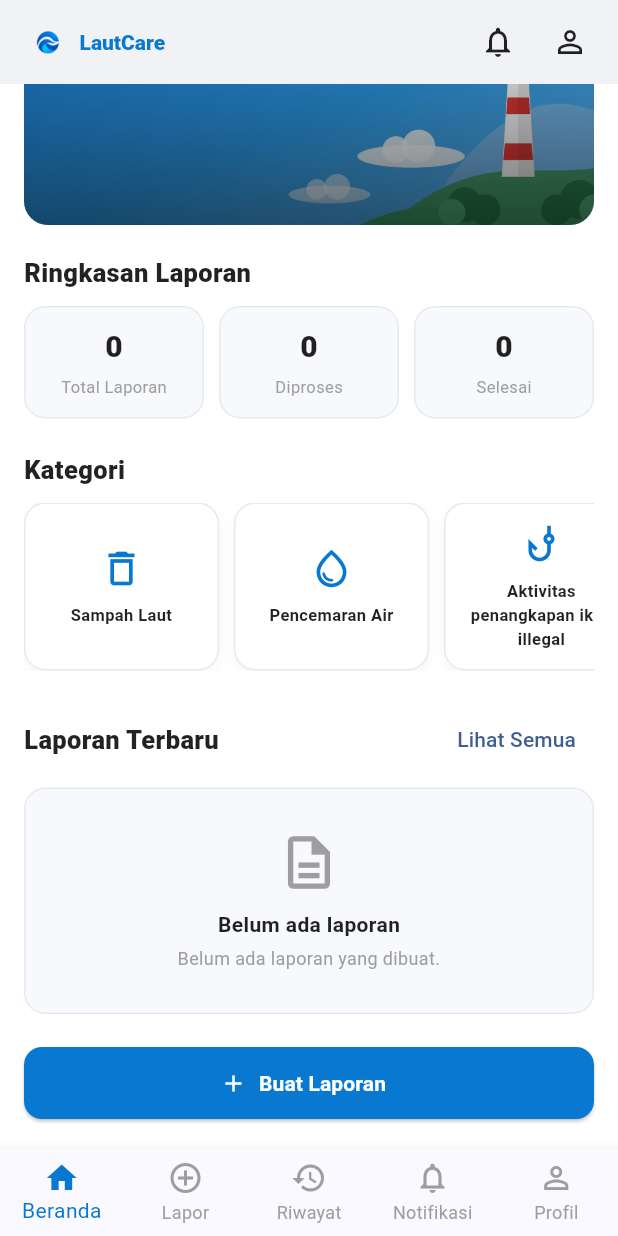
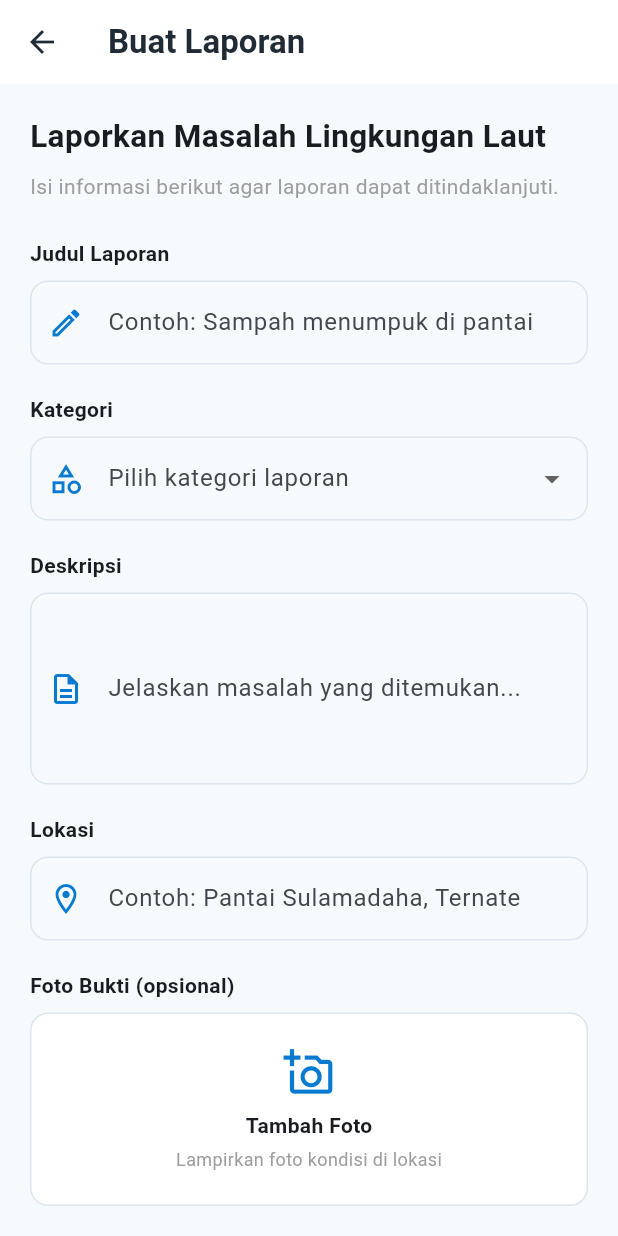
Before and after one commit to arfianti056-cloud/lautcare, a Flutter app: the BerandaScreen screen opened by its route, scrolled down 84 dp, after a tap on "Buat Laporan", on a phone screen of 412 x 824 dp. Run offline on Flutter 3.47's test engine with Material 3 defaults, Android fonts, the phone set to English and light mode, and no system bars; statements that could not run were skipped.

Commit message:
halaman laporan

```diff
--- a/lib/main.dart
+++ b/lib/main.dart
@@ -1,9 +1,10 @@
 import 'package:flutter/material.dart';
 
 import 'screens/splash_screen.dart';
-import 'screen/login_screen.dart';
+import 'screens/login_screen.dart';
 import 'screens/register_screen.dart';
 import 'screens/beranda_screen.dart';
+import 'screens/laporan_screen.dart';
 
 void main() {
   runApp(const LautCareApp());
@@ -30,6 +31,7 @@ class LautCareApp extends StatelessWidget {
         '/login': (_) => const LoginScreen(),
         '/register': (_) => const RegisterScreen(),
         '/beranda': (_) => const BerandaScreen(),
+        '/laporan': (context) => const LaporanScreen(),
       },
     );
   }
--- a/lib/screens/beranda_screen.dart
+++ b/lib/screens/beranda_screen.dart
@@ -248,7 +248,9 @@ class BerandaScreen extends StatelessWidget {
               width: double.infinity,
               height: 48,
               child: ElevatedButton.icon(
-                onPressed: () {},
+                onPressed: () {
+                   Navigator.pushNamed(context, '/laporan');
+                },
                 icon: const Icon(Icons.add),
                 label: const Text(
                   'Buat Laporan',
@@ -275,6 +277,12 @@ class BerandaScreen extends StatelessWidget {
         currentIndex: 0,
         selectedItemColor: const Color(0xFF0878D1),
         unselectedItemColor: Colors.grey,
+        onTap: (index) {
+           if (index == 1) {
+             Navigator.pushNamed(context, '/laporan');
+       }
+       },
+
         items: const [
           BottomNavigationBarItem(
             icon: Icon(Icons.home_outlined),
--- /dev/null
+++ b/lib/screens/laporan_screen.dart
@@ -0,0 +1,273 @@
+
+import 'package:flutter/material.dart';
+
+class LaporanScreen extends StatefulWidget {
+  const LaporanScreen({super.key});
+
+  @override
+  State<LaporanScreen> createState() => _LaporanScreenState();
+}
+
+class _LaporanScreenState extends State<LaporanScreen> {
+  final _formKey = GlobalKey<FormState>();
+
+  final judulController = TextEditingController();
+  final deskripsiController = TextEditingController();
+  final lokasiController = TextEditingController();
+
+  String? kategori;
+  bool fotoDipilih = false;
+
+  static const biruLaut = Color(0xFF087BD1);
+  static const kategoriList = [
+    'Sampah Laut',
+    'Pencemaran Air',
+    'Kerusakan Terumbu Karang',
+    'Aktivitas Penangkapan Ikan Ilegal',
+    'Lainnya',
+  ];
+
+  @override
+  void dispose() {
+    judulController.dispose();
+    deskripsiController.dispose();
+    lokasiController.dispose();
+    super.dispose();
+  }
+
+  InputDecoration dekorasi(String label, IconData icon) {
+    return InputDecoration(
+      labelText: label,
+      prefixIcon: Icon(icon, color: biruLaut),
+      filled: true,
+      fillColor: const Color(0xFFF7FAFC),
+      border: OutlineInputBorder(
+        borderRadius: BorderRadius.circular(12),
+      ),
+      enabledBorder: OutlineInputBorder(
+        borderRadius: BorderRadius.circular(12),
+        borderSide: const BorderSide(color: Color(0xFFDDE5EE)),
+      ),
+      focusedBorder: OutlineInputBorder(
+        borderRadius: BorderRadius.circular(12),
+        borderSide: const BorderSide(color: biruLaut, width: 1.5),
+      ),
+    );
+  }
+
+  void kirimLaporan() {
+    if (!_formKey.currentState!.validate()) return;
+
+    if (kategori == null) {
+      ScaffoldMessenger.of(context).showSnackBar(
+        const SnackBar(content: Text('Pilih kategori laporan terlebih dahulu')),
+      );
+      return;
+    }
+
+    final laporan = <String, String>{
+      'judul': judulController.text.trim(),
+      'kategori': kategori!,
+      'deskripsi': deskripsiController.text.trim(),
+      'lokasi': lokasiController.text.trim(),
+      'status': 'Menunggu Verifikasi',
+    };
+
+    // Mengembalikan data laporan ke halaman sebelumnya.
+    // Data belum disimpan ke database.
+    Navigator.pop(context, laporan);
+  }
+
+  @override
+  Widget build(BuildContext context) {
+    return Scaffold(
+      backgroundColor: const Color(0xFFF7FAFC),
+      appBar: AppBar(
+        backgroundColor: Colors.white,
+        foregroundColor: const Color(0xFF202B36),
+        elevation: 0,
+        title: const Text(
+          'Buat Laporan',
+          style: TextStyle(fontWeight: FontWeight.bold),
+        ),
+      ),
+      body: SafeArea(
+        child: Form(
+          key: _formKey,
+          child: ListView(
+            padding: const EdgeInsets.all(20),
+            children: [
+              const Text(
+                'Laporkan Masalah Lingkungan Laut',
+                style: TextStyle(
+                  fontSize: 21,
+                  fontWeight: FontWeight.bold,
+                ),
+              ),
+              const SizedBox(height: 8),
+              const Text(
+                'Isi informasi berikut agar laporan dapat ditindaklanjuti.',
+                style: TextStyle(color: Colors.grey, height: 1.5),
+              ),
+              const SizedBox(height: 24),
+
+              const Text(
+                'Judul Laporan',
+                style: TextStyle(fontWeight: FontWeight.w600),
+              ),
+              const SizedBox(height: 8),
+              TextFormField(
+                controller: judulController,
+                decoration: dekorasi(
+                  'Contoh: Sampah menumpuk di pantai',
+                  Icons.edit_outlined,
+                ),
+                validator: (value) =>
+                    value == null || value.trim().isEmpty
+                        ? 'Judul laporan wajib diisi'
+                        : null,
+              ),
+              const SizedBox(height: 20),
+
+              const Text(
+                'Kategori',
+                style: TextStyle(fontWeight: FontWeight.w600),
+              ),
+              const SizedBox(height: 8),
+              DropdownButtonFormField<String>(
+                value: kategori,
+                isExpanded: true,
+                decoration: dekorasi(
+                  'Pilih kategori laporan',
+                  Icons.category_outlined,
+                ),
+                items: kategoriList.map((item) {
+                  return DropdownMenuItem(
+                    value: item,
+                    child: Text(item),
+                  );
+                }).toList(),
+                onChanged: (value) {
+                  setState(() => kategori = value);
+                },
+              ),
+              const SizedBox(height: 20),
+
+              const Text(
+                'Deskripsi ',
+                style: TextStyle(fontWeight: FontWeight.w600),
+              ),
+              const SizedBox(height: 8),
+              TextFormField(
+                controller: deskripsiController,
+                maxLines: 4,
+                decoration: dekorasi(
+                  'Jelaskan masalah yang ditemukan...',
+                  Icons.description_outlined,
+                ),
+                validator: (value) =>
+                    value == null || value.trim().isEmpty
+                        ? 'Deskripsi wajib diisi'
+                        : null,
+              ),
+              const SizedBox(height: 20),
+
+              const Text(
+                'Lokasi',
+                style: TextStyle(fontWeight: FontWeight.w600),
+              ),
+              const SizedBox(height: 8),
+              TextFormField(
+                controller: lokasiController,
+                decoration: dekorasi(
+                  'Contoh: Pantai Sulamadaha, Ternate',
+                  Icons.location_on_outlined,
+                ),
+                validator: (value) =>
+                    value == null || value.trim().isEmpty
+                        ? 'Lokasi wajib diisi'
+                        : null,
+              ),
+              const SizedBox(height: 20),
+
+              const Text(
+                'Foto Bukti (opsional)',
+                style: TextStyle(fontWeight: FontWeight.w600),
+              ),
+              const SizedBox(height: 8),
+              InkWell(
+                onTap: () {
+                  setState(() => fotoDipilih = !fotoDipilih);
+                  ScaffoldMessenger.of(context).showSnackBar(
+                    const SnackBar(
+                      content: Text(
+                        'Pemilih foto belum dihubungkan. '
+                        'Perlu menambahkan fitur galeri/kamera.',
+                      ),
+                    ),
+                  );
+                },
+                borderRadius: BorderRadius.circular(12),
+                child: Container(
+                  padding: const EdgeInsets.all(22),
+                  decoration: BoxDecoration(
+                    color: Colors.white,
+                    border: Border.all(
+                      color: const Color(0xFFDDE5EE),
+                    ),
+                    borderRadius: BorderRadius.circular(12),
+                  ),
+                  child: Column(
+                    children: [
+                      Icon(
+                        Icons.add_a_photo_outlined,
+                        size: 34,
+                        color: biruLaut,
+                      ),
+                      const SizedBox(height: 8),
+                      Text(
+                        fotoDipilih
+                            ? 'Tombol foto sudah ditekan'
+                            : 'Tambah Foto',
+                        style: const TextStyle(fontWeight: FontWeight.w600),
+                      ),
+                      const SizedBox(height: 4),
+                      const Text(
+                        'Lampirkan foto kondisi di lokasi',
+                        style: TextStyle(color: Colors.grey, fontSize: 12),
+                      ),
+                    ],
+                  ),
+                ),
+              ),
+              const SizedBox(height: 28),
+
+              SizedBox(
+                height: 52,
+                child: ElevatedButton.icon(
+                  onPressed: kirimLaporan,
+                  icon: const Icon(Icons.send_outlined),
+                  label: const Text(
+                    'Kirim Laporan',
+                    style: TextStyle(
+                      fontSize: 16,
+                      fontWeight: FontWeight.bold,
+                    ),
+                  ),
+                  style: ElevatedButton.styleFrom(
+                    backgroundColor: biruLaut,
+                    foregroundColor: Colors.white,
+                    shape: RoundedRectangleBorder(
+                      borderRadius: BorderRadius.circular(12),
+                    ),
+                  ),
+                ),
+              ),
+              const SizedBox(height: 20),
+            ],
+          ),
+        ),
+      ),
+    );
+  }
+}
```
